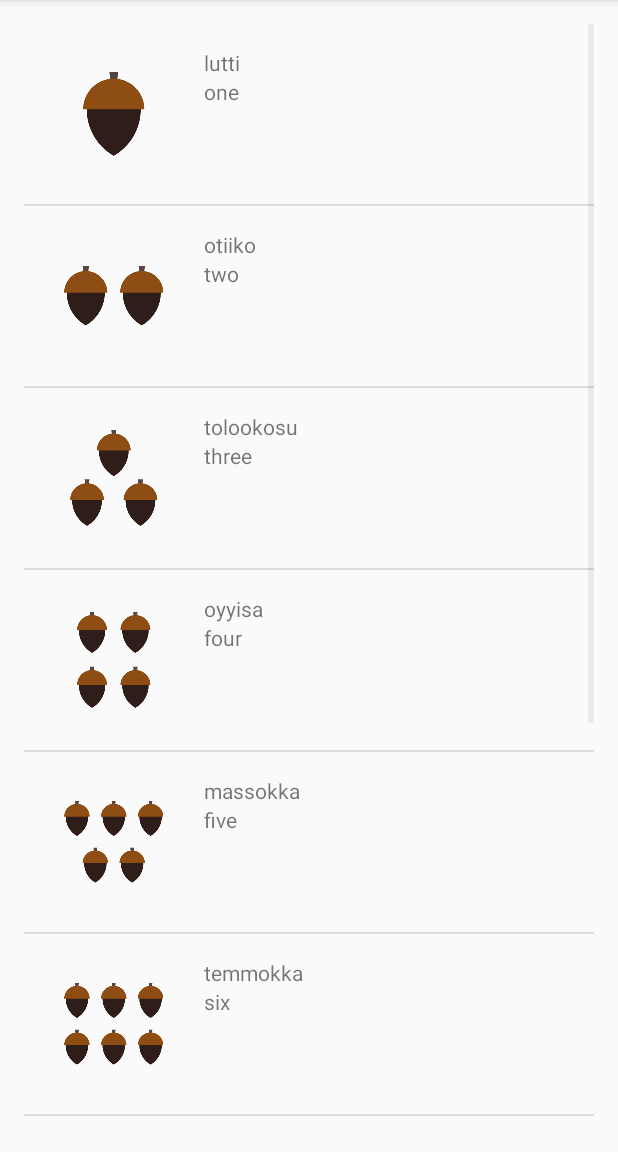
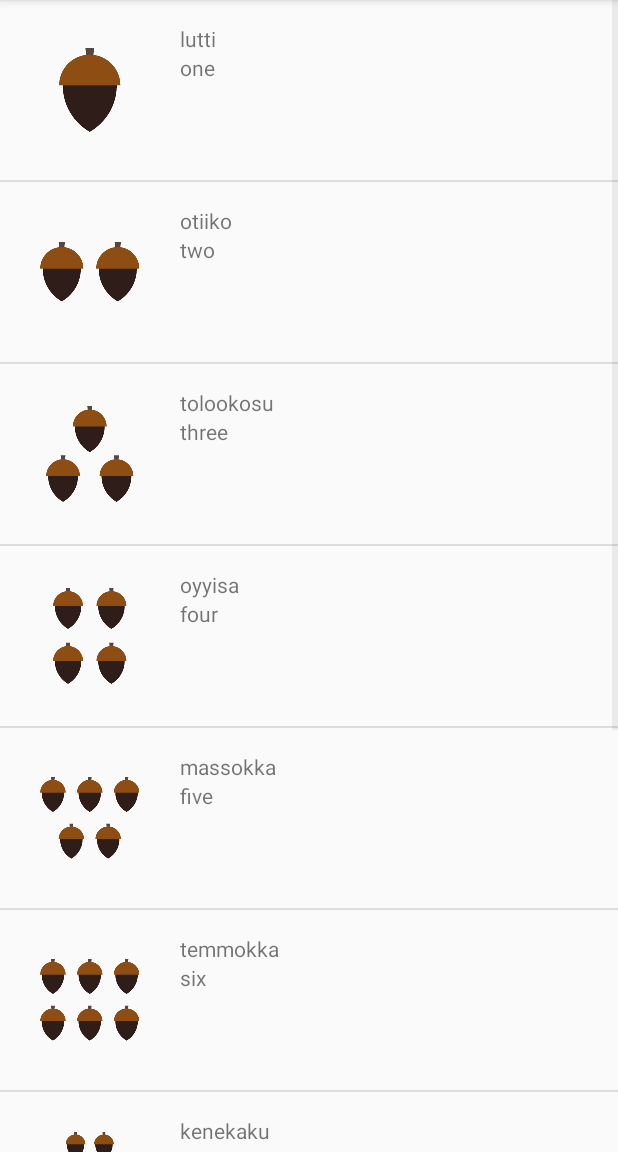
Before and after one commit to AakashCode12/Miwok-App, an Android app: the NumbersActivity screen opened directly, with no data from a screen before it, on a phone screen of 412 x 824 dp, the part 84-1236 px from its top. Run offline under Robolectric (Android 15) with nearby library versions, the phone set to English and light mode, and no system bars.

Commit message:
Removed that 16dp padding in Activity numbers

```diff
--- a/app/src/main/res/layout/activity_numbers.xml
+++ b/app/src/main/res/layout/activity_numbers.xml
@@ -7,4 +7,4 @@
     tools:context="com.example.miwokapp.NumbersActivity"
     android:orientation="vertical"
     android:id="@+id/list"
-    android:padding="16dp"/>
+    />
--- a/app/src/main/res/values/dimens.xml
+++ b/app/src/main/res/values/dimens.xml
@@ -16,6 +16,4 @@
     <!-- Height of each list item -->
     <dimen name="list_item_height">88dp</dimen>
     <!-- Default screen margins, per the Android Design guidelines. -->
-    <dimen name="activity_horizontal_margin">16dp</dimen>
-    <dimen name="activity_vertical_margin">16dp</dimen>
 </resources>
```
